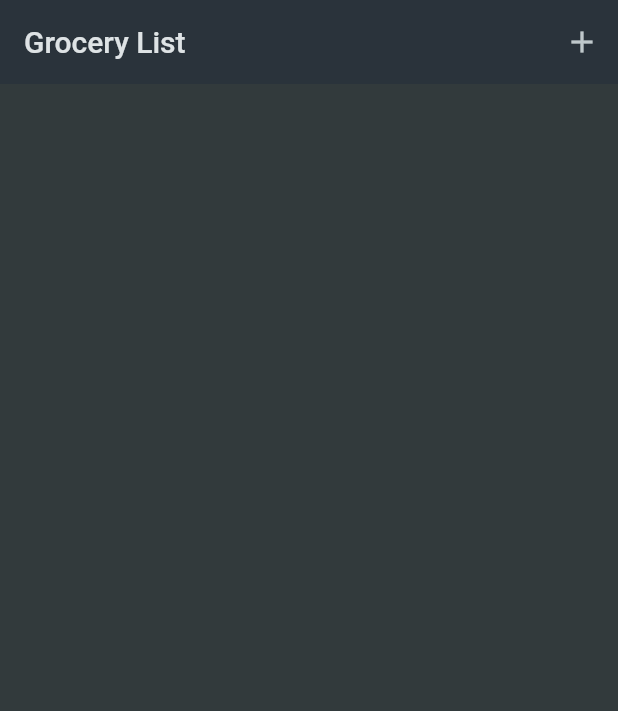
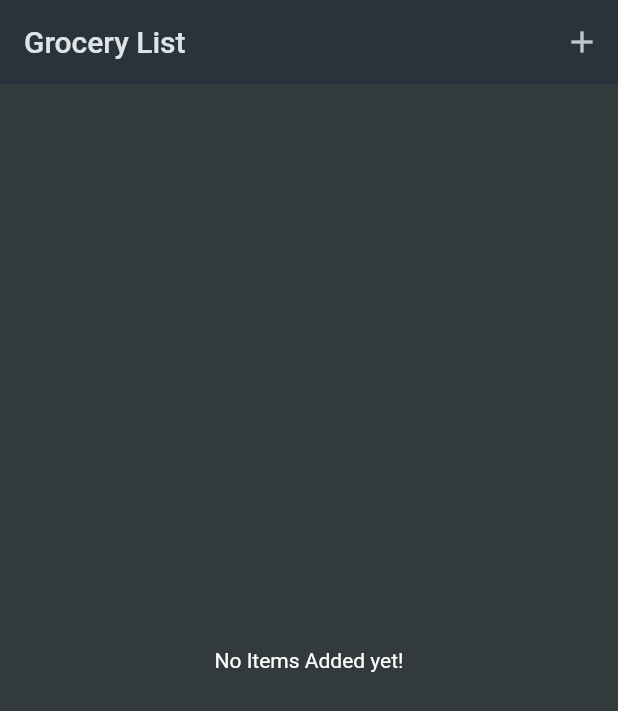
Before and after one commit to hhoury/shopping_list_app, a Flutter app: the screen it shows after launch, on a phone screen of 412 x 824 dp. Shown: the top 711 px of the screen. Run offline on Flutter 3.47's test engine with Material 2 defaults, Android fonts, the phone set to English and light mode, and no system bars.

Commit message:
added dismissible and empty case text

```diff
--- a/lib/widgets/grocery_list.dart
+++ b/lib/widgets/grocery_list.dart
@@ -23,16 +23,26 @@ class _GroceryListState extends State<GroceryList> {
     }
   }
 
+  void _removeItem(GroceryItem item) {
+    setState(() {
+      _groceryItems.remove(item);
+    });
+  }
+
   @override
   Widget build(BuildContext context) {
-    return Scaffold(
-      appBar: AppBar(
-        title: const Text('Grocery List'),
-        actions: [IconButton(onPressed: _addItem, icon: const Icon(Icons.add))],
-      ),
-      body: ListView.builder(
+    Widget content = const Center(
+      child: Text('No Items Added yet!'),
+    );
+    if (_groceryItems.isNotEmpty) {
+      content = ListView.builder(
         itemCount: _groceryItems.length,
-        itemBuilder: (ctx, index) => ListTile(
+        itemBuilder: (ctx, index) => Dismissible(
+          key: ValueKey(_groceryItems[index].id),
+          onDismissed: (direction) {
+            _removeItem(_groceryItems[index]);
+          },
+          child: ListTile(
             title: Text(_groceryItems[index].name),
             leading: Container(
               decoration:
@@ -47,4 +57,13 @@ class _GroceryListState extends State<GroceryList> {
         ),
       );
     }
+    return Scaffold(
+        appBar: AppBar(
+          title: const Text('Grocery List'),
+          actions: [
+            IconButton(onPressed: _addItem, icon: const Icon(Icons.add))
+          ],
+        ),
+        body: content);
   }
+}
```
Lines whose indentation alone changed are shown as unchanged.
